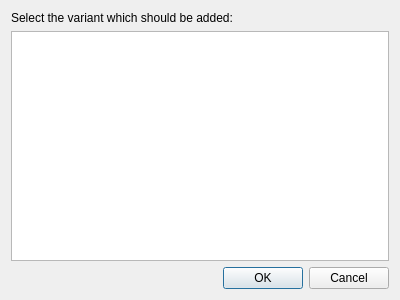
First picture: the form in src/GSvar/ReportVariantSelectionDialog.ui, repository imgag/ngs-bits, before the edit.
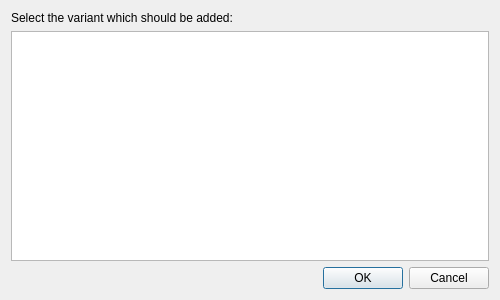
Second picture: the form after the edit.

```diff
--- a/src/GSvar/ReportVariantSelectionDialog.ui
+++ b/src/GSvar/ReportVariantSelectionDialog.ui
@@ -6,7 +6,7 @@
    <rect>
     <x>0</x>
     <y>0</y>
-    <width>400</width>
+    <width>500</width>
     <height>300</height>
    </rect>
   </property>
```
